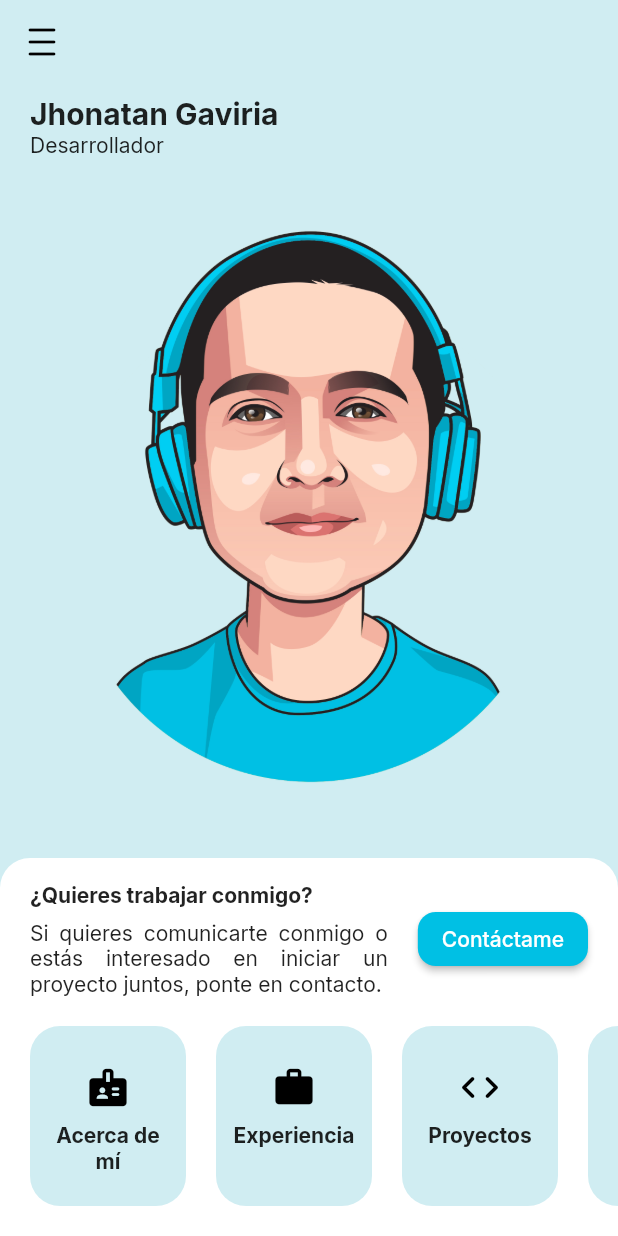
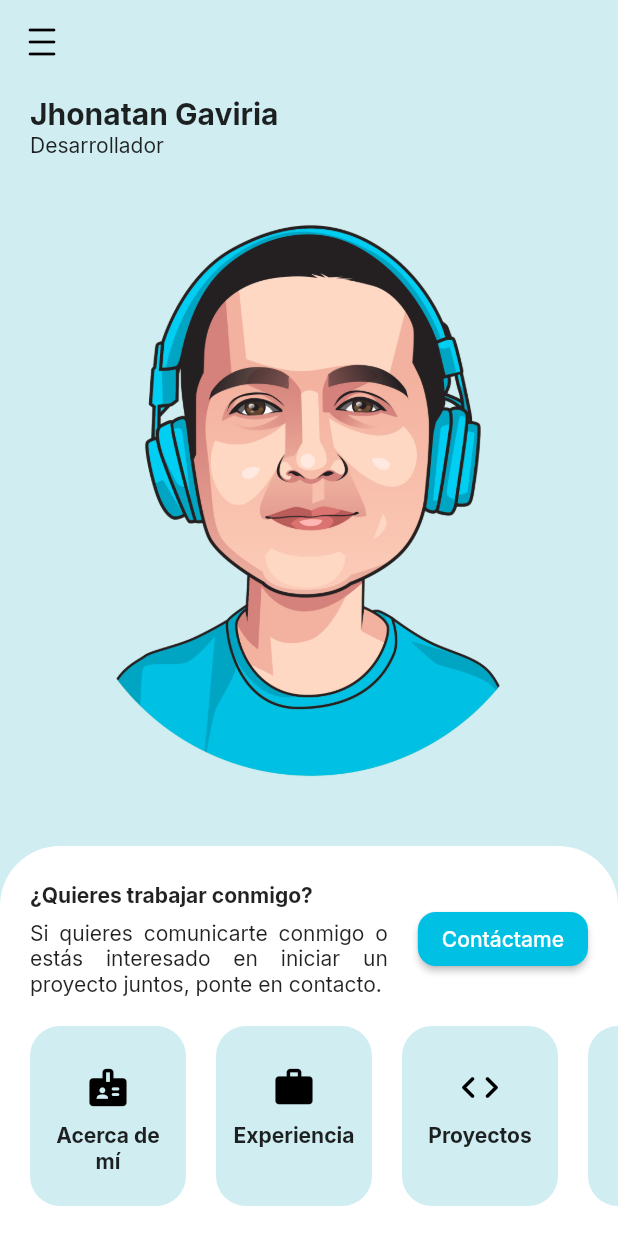
Before and after one commit to jgaviriadev/portfolio_app, a Flutter app: the screen it shows after launch, on a phone screen of 412 x 824 dp. Run offline on Flutter 3.47's test engine with Material 2 defaults, Android fonts, the phone set to English and light mode, and no system bars; drawn by our look-alikes of flutter_zoom_drawer; our stand-ins replace animate_do, awesome_dialog, cached_network_image, card_swiper, go_router, google_fonts and 2 more; accounts and stored records are empty; network calls fail.

Commit message:
fix borderRadius homeScreen

```diff
--- a/lib/screens/home_screen/home_screen.dart
+++ b/lib/screens/home_screen/home_screen.dart
@@ -57,14 +57,14 @@ class HomeScreen extends StatelessWidget {
               decoration: const BoxDecoration(
                 color: Colors.white,
                 borderRadius: BorderRadius.only(
-                  topLeft: Radius.circular(20.0),
-                  topRight: Radius.circular(20.0)
+                  topLeft: Radius.circular(40.0),
+                  topRight: Radius.circular(40.0)
                 )
               ),
               child: Column(
                 mainAxisAlignment: MainAxisAlignment.start,
                 children: [
-                  const SizedBox(height: 12,),
+                  const SizedBox(height: 20,),
                   Padding(
                     padding: const EdgeInsets.only(right: 20, left: 20, top: 4),
                     child: Row(
```
